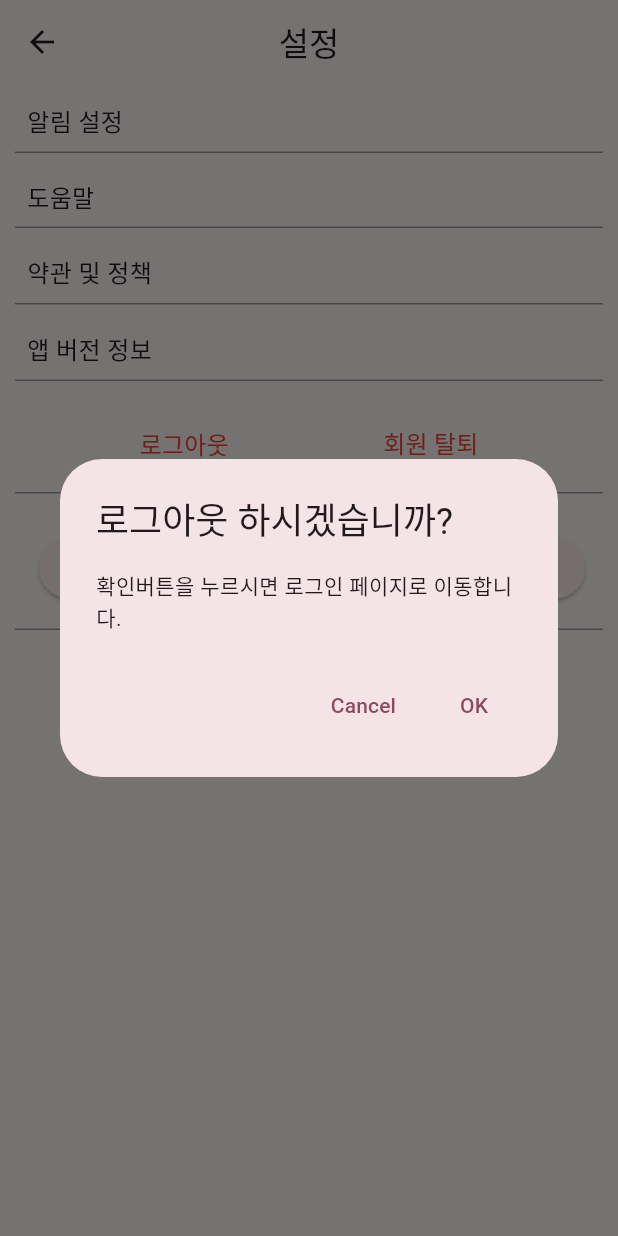
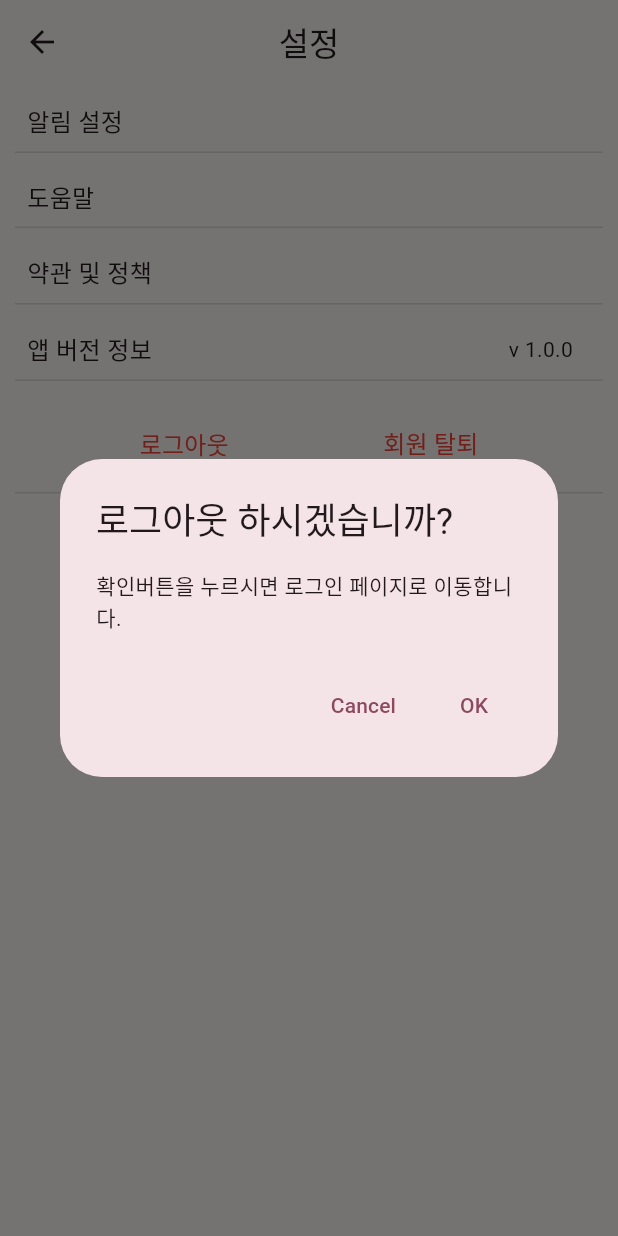
Before and after one commit to Team-BBUL/parttime-scheduler-front-employee, a Flutter app: the SettingScreen screen opened directly, after a tap on "로그아웃", on a phone screen of 412 x 824 dp. Run offline on Flutter 3.47's test engine with Material 2 defaults, Android fonts, the phone set to English and light mode, and no system bars; our stand-ins replace connectivity_plus, flutter_layout_grid, flutter_svg, flutter_switch, fluttertoast, logger and 3 more; missing offline and left inert: flutter_inappwebview; accounts and stored records are empty; network calls fail.

Commit message:
설정 화면 변경

```diff
--- a/lib/main.dart
+++ b/lib/main.dart
@@ -1,6 +1,6 @@
 import 'package:flutter/material.dart';
 import 'package:flutter_svg/flutter_svg.dart';
-import 'package:logger/logger.dart';
+import 'package:package_info_plus/package_info_plus.dart';
 import 'package:provider/provider.dart';
 import 'package:sidam_employee/data/repository/store_repository.dart';
 import 'package:sidam_employee/view/cost_page.dart';
@@ -25,6 +25,9 @@ import 'package:sidam_employee/util/appColor.dart';
 import 'data/repository/announcement_repository.dart';
 
 void main() {
+
+  PackageInfo.fromPlatform();
+
   runApp(
     MultiProvider(
         providers: [
@@ -89,7 +92,6 @@ class MyHomePage extends StatefulWidget {
 class _MyHomePageState extends State<MyHomePage> {
 
   final AppColor color = AppColor();
-  final Logger _logger = Logger();
 
   int _currentIndex = 0;
   final List<Widget> _children = [Home(), TimeTable(), CostPage(), AlarmView()];
@@ -102,9 +104,6 @@ class _MyHomePageState extends State<MyHomePage> {
 
   @override
   Widget build(BuildContext context) {
-
-    final provider = Provider.of<SharedPreferencesProvider>(context);
-    //provider.debugSetup();
 
     return Scaffold(
       body: _children[_currentIndex],
--- /dev/null
+++ b/lib/view/help.dart
@@ -0,0 +1,17 @@
+import 'package:flutter/material.dart';
+
+class HelpView extends StatelessWidget {
+
+  @override
+  Widget build(BuildContext context) {
+
+    return Scaffold(
+        body: Center(
+          child: Container(
+            color: Colors.white,
+            child: Text('도움말 이미지 들어갈 자리'),
+          ),
+        )
+    );
+  }
+}
--- /dev/null
+++ b/lib/view/policy_terms.dart
@@ -0,0 +1,18 @@
+import 'package:flutter/cupertino.dart';
+import 'package:flutter/material.dart';
+
+class PolicyTermsView extends StatelessWidget {
+
+  @override
+  Widget build(BuildContext context) {
+
+    return Scaffold(
+      body: Center(
+        child: Container(
+          color: Colors.green,
+          child: Text('약관 내용 들어갈 자리'),
+        ),
+      )
+    );
+  }
+}
--- a/lib/view/setting.dart
+++ b/lib/view/setting.dart
@@ -1,37 +1,45 @@
+import 'package:flutter/foundation.dart';
 import 'package:flutter/material.dart';
-import 'package:sidam_employee/view/notify.dart';
-import 'package:sidam_employee/view/notify_page.dart';
+import 'package:package_info_plus/package_info_plus.dart';
 
-import '../main.dart';
+import '../util/appColor.dart';
 import '../util/sp_helper.dart';
+import 'notify_page.dart';
 import 'account_withdrawal.dart';
 import 'check_login.dart';
+import 'help.dart';
+import 'policy_terms.dart';
 
 class SettingScreen extends StatelessWidget{
-  SettingScreen({super.key});
+
+  AppColor color = AppColor();
+
+  Future<String> loading() async {
+    WidgetsFlutterBinding.ensureInitialized();
+    PackageInfo info = await PackageInfo.fromPlatform();
+    return info.version;
+  }
+
   final SPHelper helper = SPHelper();
-
   @override
   Widget build(BuildContext context) {
     return Scaffold(
         appBar: AppBar(
           title: const Text('설정'),
           centerTitle: true,
+
         ),
         body: Column(
             mainAxisAlignment: MainAxisAlignment.start,
             children: [
               Container(
+                  width: double.infinity,
                   margin: const EdgeInsets.symmetric(vertical: 5,horizontal: 10),
                   decoration: const BoxDecoration(
                     border: Border(
-                      bottom : BorderSide(width: 1, color: Colors.grey)
+                        bottom : BorderSide(width: 1, color: Colors.black12)
                     ),
                   ),
-                child: Row(
-                  children: [
-                    Padding(
-                      padding: EdgeInsets.all(8),
                   child: GestureDetector(
                       onTap: () {
                         Navigator.push(
@@ -41,7 +49,83 @@ class SettingScreen extends StatelessWidget{
                           ),
                         );
                       },
-                        child: Text("알림 설정", style: TextStyle(fontSize: 16)),
+                      child: const Padding(
+                        padding: EdgeInsets.all(8),
+                        child:  Text("알림 설정", style: TextStyle(fontSize: 16)
+                        ),
+                      )
+                  )
+              ),
+              Container(
+                  width: double.infinity,
+                  margin: const EdgeInsets.symmetric(vertical: 5,horizontal: 10),
+                  decoration: const BoxDecoration(
+                    border: Border(
+                        bottom : BorderSide(width: 1, color: Colors.black12)
+                    ),
+                  ),
+                  child: GestureDetector(
+                    onTap: () {
+                      Navigator.push(
+                        context,
+                        MaterialPageRoute(builder: (context) => HelpView(),),
+                      );
+                    },
+                    child: const Padding(
+                      padding: EdgeInsets.all(8),
+                      child: Text("도움말", style: TextStyle(fontSize: 16)),
+                    ),
+                  )
+              ),
+              Container(
+                  width: double.infinity,
+                  margin: const EdgeInsets.symmetric(vertical: 5,horizontal: 10),
+                  decoration: const BoxDecoration(
+                    border: Border(
+                        bottom : BorderSide(width: 1, color: Colors.black12)
+                    ),
+                  ),
+                  child: GestureDetector(
+                    onTap: (){
+                      Navigator.push(context, MaterialPageRoute(
+                          builder: (context) => PolicyTermsView())
+                      );
+                    },
+                    child: const Padding(
+                      padding: EdgeInsets.all(8),
+                      child: Text("약관 및 정책", style: TextStyle(fontSize: 16)),
+                    ),
+                  )
+              ),
+              Container(
+                  width: double.infinity,
+                  margin: const EdgeInsets.symmetric(vertical: 5,horizontal: 10),
+                  decoration: const BoxDecoration(
+                    border: Border(
+                        bottom : BorderSide(width: 1, color: Colors.black12)
+                    ),
+                  ),
+                  child: Row(
+                    mainAxisAlignment: MainAxisAlignment.spaceBetween,
+                    children: [
+                      const Padding(
+                        padding: EdgeInsets.all(8),
+                        child: Text("앱 버전 정보", style: TextStyle(fontSize: 16)),
+                      ),
+                      Padding(
+                          padding: const EdgeInsets.symmetric(vertical: 0, horizontal: 20),
+                          child: FutureBuilder(
+                            future: loading(),
+                            builder: (BuildContext context, AsyncSnapshot snapshot) {
+                              if (!snapshot.hasData) {
+                                return CircularProgressIndicator(color: color.mainColor,);
+                              }
+                              else if (snapshot.hasError) {
+                                return const Text('버전 정보 불러오기 실패');
+                              }
+                              else {
+                                return Text('v ${snapshot.data.toString()}');
+                              }},
                           )
                       ),
                     ],
@@ -51,105 +135,51 @@ class SettingScreen extends StatelessWidget{
                   margin: const EdgeInsets.symmetric(vertical: 5,horizontal: 10),
                   decoration: const BoxDecoration(
                     border: Border(
-                      bottom : BorderSide(width: 1, color: Colors.grey)
+                        bottom : BorderSide(width: 1, color: Colors.black12)
+                    ),
+                  ),
+                  child: Row(
+                    mainAxisAlignment: MainAxisAlignment.spaceEvenly,
+                    children: [
+                      Padding(
+                        padding: const EdgeInsets.all(8),
+                        child: TextButton(
+                          onPressed: () => _showMyDialog(context),
+                          child: const Text('로그아웃', style: TextStyle(fontSize: 16, color: Colors.red)),),
+                      ),
+                      Padding(
+                        padding: const EdgeInsets.all(8),
+                        child: TextButton(
+                          onPressed: () => Navigator.push(context,
+                              MaterialPageRoute(
+                                  builder: (context) => AccountWithdrawalScreen()
+                              )),
+                          child: const Text('회원 탈퇴', style: TextStyle(fontSize: 16, color: Colors.red)),),
+                      ),
+                    ],
+                  )
+              ),
+              kDebugMode ? Container(
+                  margin: const EdgeInsets.symmetric(vertical: 5,horizontal: 10),
+                  decoration: const BoxDecoration(
+                    border: Border(
+                        bottom : BorderSide(width: 1, color: Colors.black12)
                     ),
                   ),
                   child: Row(
                     children: [
                       Padding(
-                      padding: EdgeInsets.all(8),
-                      child: Text("도움말", style: TextStyle(fontSize: 16)),
-                    ),
-                  ],
-                )
-            ),
-            Container(
-                margin: const EdgeInsets.symmetric(vertical: 5,horizontal: 10),
-                decoration: const BoxDecoration(
-                  border: Border(
-                      bottom : BorderSide(width: 1, color: Colors.grey)
-                  ),
-                ),
-                child: Row(
-                  children: [
-                    Padding(
-                      padding: EdgeInsets.all(8),
-                      child: Text("약관 및 정책", style: TextStyle(fontSize: 16)),
-                    ),
-                  ],
-                )
-            ),
-            Container(
-                margin: const EdgeInsets.symmetric(vertical: 5,horizontal: 10),
-                decoration: const BoxDecoration(
-                  border: Border(
-                      bottom : BorderSide(width: 1, color: Colors.grey)
-                  ),
-                ),
-                child: Row(
-                  children: [
-                    Padding(
-                      padding: EdgeInsets.all(8),
-                      child: Text("앱 버전 정보", style: TextStyle(fontSize: 16)),
-                    ),
-                  ],
-                )
-            ),
-            Container(
-                margin: const EdgeInsets.symmetric(vertical: 5,horizontal: 10),
-                decoration: const BoxDecoration(
-                  border: Border(
-                      bottom : BorderSide(width: 1, color: Colors.grey)
-                  ),
-                ),
-                child: Row(
-                  mainAxisAlignment: MainAxisAlignment.spaceEvenly,
-                  children: [
-                    Container(
+                        padding: const EdgeInsets.all(8),
                         child: Padding(
-                        padding: EdgeInsets.all(8),
-                        child: TextButton(
-                          onPressed: () => _showMyDialog(context),
-                          child: Text('로그아웃', style: TextStyle(fontSize: 16, color: Colors.red)),),
-                      ),
-                    ),
-                    Container(
-                      child: Padding(
-                        padding: EdgeInsets.all(8),
-                        child: TextButton(
-                          onPressed: () => Navigator.push(context,
-                              MaterialPageRoute(
-                                  builder: (context) => AccountWithdrawalScreen()
-                              )),
-                          child: Text('회원 탈퇴', style: TextStyle(fontSize: 16, color: Colors.red)),),
-                      ),
-                    )
-                  ],
-                )
-            ),
-            Container(
-                margin: const EdgeInsets.symmetric(vertical: 5,horizontal: 10),
-                decoration: const BoxDecoration(
-                  border: Border(
-                      bottom : BorderSide(width: 1, color: Colors.grey)
-                  ),
-                ),
-                child: Row(
-                  children: [
-                    Padding(
-                      padding: EdgeInsets.all(8),
-                      child: Container(
-                        child: Padding(
-                          padding: EdgeInsets.all(8),
+                          padding: const EdgeInsets.all(8),
                           child: ElevatedButton(
                             onPressed: () async {await helper.init(); helper.clear(); },
-                            child: Text('shared_preferences 초기화 버튼(개발용)', style: TextStyle(fontSize: 18, color: Colors.red)),),
-                        ),
+                            child: const Text('shared_preferences 초기화 버튼(개발용)', style: TextStyle(fontSize: 18, color: Colors.red)),),
                         ),
                       ),
                     ],
                   )
-            ),
+              ) : const SizedBox(),
             ]
         )
     );
--- a/pubspec.yaml
+++ b/pubspec.yaml
@@ -45,6 +45,7 @@ dependencies:
   flutter_spinkit: ^5.2.0
   shared_preferences: ^2.2.0
   connectivity_plus: ^4.0.2
+  package_info_plus: ^4.1.0
 
 dev_dependencies:
   flutter_test:
```
Also changed, not shown: 1 other file. Lines whose indentation alone changed are shown as unchanged.
